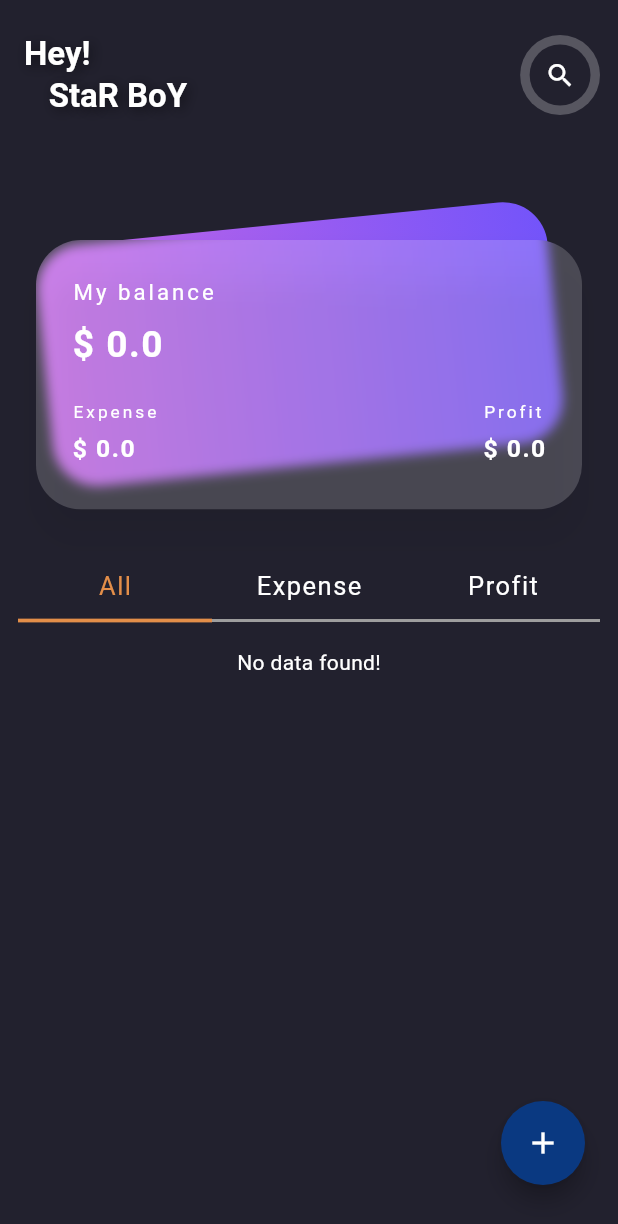
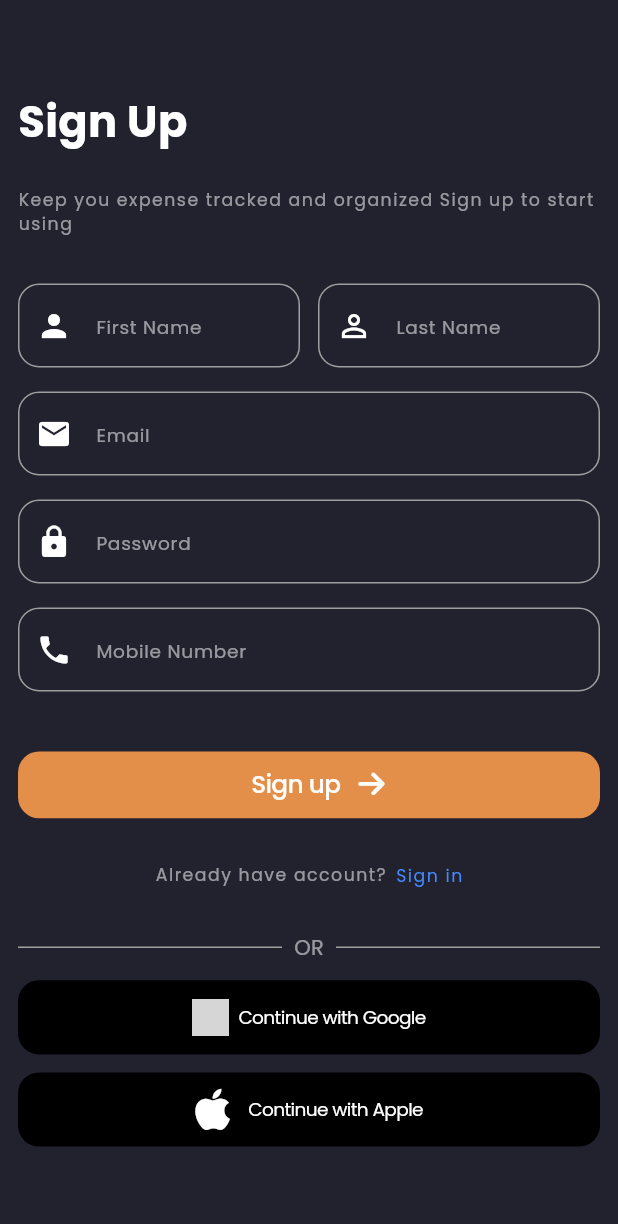
Before and after one commit to Zimil-Patel/sqlite_database_tasks, a Flutter app: the screen it shows after launch, on a phone screen of 412 x 824 dp. Shown: the top 1224 px of the screen. Run offline on Flutter 3.47's test engine with Material 3 defaults, Android fonts, the phone set to English and light mode, and no system bars; drawn by our look-alikes of blurrycontainer; our stand-ins replace font_awesome_flutter, get, google_fonts, sqflite; accounts and stored records are empty; grey boxes are pictures that could not be loaded.

Commit message:
13 Dec 2024

```diff
--- a/lib/main.dart
+++ b/lib/main.dart
@@ -1,11 +1,24 @@
 import 'package:flutter/material.dart';
+import 'package:flutter/services.dart';
 import 'package:get/get.dart';
-import 'package:sqlite_database_tasks/screen/home%20screen/home_screen.dart';
+import 'package:sqlite_database_tasks/controller/home_controller.dart';
+import 'package:sqlite_database_tasks/screen/register%20screen/register_screen.dart';
 import 'package:sqlite_database_tasks/theme/theme_data.dart';
 import 'package:sqlite_database_tasks/utils.dart';
 
+late HomeController controller;
+
 Future<void> main() async {
   WidgetsFlutterBinding.ensureInitialized();
+  controller = HomeController();
+
+  SystemChrome.setSystemUIOverlayStyle(const SystemUiOverlayStyle(
+    statusBarColor: Colors.transparent, // Transparent status bar
+    // statusBarIconBrightness: Brightness.dark, // Icon brightness
+    // systemNavigationBarColor: Colors.transparent, // Transparent navigation bar
+    // systemNavigationBarIconBrightness: Brightness.dark,
+  ));
+
   runApp(const DBApp());
 }
 
@@ -21,7 +34,7 @@ class DBApp extends StatelessWidget {
     return GetMaterialApp(
       theme: AppTheme.darkTheme,
       debugShowCheckedModeBanner: false,
-      home: const HomeScreen(),
+      home: const RegisterScreen(),
 
     );
   }
--- a/lib/screen/home screen/components/add_record_dialog.dart
+++ b/lib/screen/home screen/components/add_record_dialog.dart
@@ -3,9 +3,10 @@ import 'dart:developer';
 
 import 'package:flutter/material.dart';
 import 'package:get/get_state_manager/src/rx_flutter/rx_obx_widget.dart';
-import 'package:sqlite_database_tasks/screen/home%20screen/home_screen.dart';
 import 'package:sqlite_database_tasks/theme/theme_data.dart';
 import 'package:sqlite_database_tasks/utils.dart';
+
+import '../../../main.dart';
 
 addRecordDialog(BuildContext context) {
   showDialog(
--- a/lib/screen/home screen/components/filter_row.dart
+++ b/lib/screen/home screen/components/filter_row.dart
@@ -4,7 +4,7 @@ import 'package:get/get.dart';
 import 'package:sqlite_database_tasks/theme/theme_data.dart';
 import 'package:sqlite_database_tasks/utils.dart';
 
-import '../home_screen.dart';
+import '../../../main.dart';
 
 class FilterRow extends StatelessWidget {
   const FilterRow({
--- a/lib/screen/home screen/components/smart_card.dart
+++ b/lib/screen/home screen/components/smart_card.dart
@@ -3,7 +3,7 @@ import 'package:flutter/material.dart';
 import 'package:get/get.dart';
 import 'package:sqlite_database_tasks/utils.dart';
 
-import '../home_screen.dart';
+import '../../../main.dart';
 import 'label_total.dart';
 
 
--- a/lib/screen/home screen/components/update_record_dialog.dart
+++ b/lib/screen/home screen/components/update_record_dialog.dart
@@ -3,10 +3,10 @@ import 'dart:developer';
 import 'package:flutter/material.dart';
 import 'package:get/get.dart';
 import 'package:sqlite_database_tasks/model/expense_model.dart';
-import 'package:sqlite_database_tasks/screen/home%20screen/home_screen.dart';
 import 'package:sqlite_database_tasks/theme/theme_data.dart';
 import 'package:sqlite_database_tasks/utils.dart';
 
+import '../../../main.dart';
 import 'add_record_dialog.dart';
 
 updateRecordDialog(BuildContext context, ExpenseModel model) {
--- a/lib/screen/home screen/home_screen.dart
+++ b/lib/screen/home screen/home_screen.dart
@@ -1,15 +1,14 @@
 import 'package:flutter/material.dart';
 import 'package:get/get.dart';
-import 'package:sqlite_database_tasks/controller/home_controller.dart';
 import 'package:sqlite_database_tasks/screen/home%20screen/components/add_record_dialog.dart';
 import 'package:sqlite_database_tasks/utils.dart';
 
+import '../../main.dart';
 import 'components/expense_list_view.dart';
 import 'components/filter_row.dart';
 import 'components/search_button.dart';
 import 'components/smart_card.dart';
 
-HomeController controller = Get.put(HomeController());
 
 class HomeScreen extends StatelessWidget {
   const HomeScreen({super.key});
@@ -17,11 +16,26 @@ class HomeScreen extends StatelessWidget {
   @override
   Widget build(BuildContext context) {
     return Scaffold(
-      appBar: AppBar(
-        centerTitle: false,
-        toolbarHeight: 100,
-        title: const Text(
-          'Hey!\n\t\t\tStaR BoY',
+
+      // BODY
+      body: SingleChildScrollView(
+        child: Column(
+          children: [
+
+            SizedBox(
+              height: MediaQuery.of(context).padding.top,
+            ),
+
+            Row(
+              children: [
+                Padding(
+                  padding: const EdgeInsets.symmetric(horizontal: defPadding),
+                  child: CircleAvatar(
+                    radius: height * 0.025,
+                  ),
+                ),
+                const Text(
+                  'StaR BoY',
                   style: TextStyle(
                     fontWeight: FontWeight.bold,
                     shadows: [
@@ -33,15 +47,11 @@ class HomeScreen extends StatelessWidget {
                     ],
                   ),
                 ),
-        actions: const [
-          SearchButton(),
+                const Spacer(),
+                const SearchButton(),
               ],
             ),
 
-      // BODY
-      body: SingleChildScrollView(
-        child: Column(
-          children: [
             // CARD - BALANCE, EXPENSE, INCOME
             const SmartCard(),
 
--- /dev/null
+++ b/lib/screen/register screen/components/sign_up_fields.dart
@@ -0,0 +1,122 @@
+import 'package:flutter/cupertino.dart';
+import 'package:flutter/material.dart';
+import 'package:google_fonts/google_fonts.dart';
+import 'package:sqlite_database_tasks/screen/register%20screen/components/sign_up_button.dart';
+import 'package:sqlite_database_tasks/utils.dart';
+
+import 'custom_text_field.dart';
+import 'divider_with_or_text.dart';
+import 'google_apple_button.dart';
+
+Widget singUpFields() {
+  return Column(
+    crossAxisAlignment: CrossAxisAlignment.start,
+    children: [
+      Row(
+        children: [
+          // FIRST NAME
+          Expanded(
+            child: buildTextField(
+              icon: Icons.person,
+              hintText: 'First Name',
+            ),
+          ),
+          const SizedBox(
+            width: defPadding,
+          ),
+
+          // LAST NAME
+          Expanded(
+            child: buildTextField(
+              icon: Icons.person_outline,
+              hintText: 'Last Name',
+            ),
+          ),
+        ],
+      ),
+
+      // EMAIL
+      buildTextField(
+        icon: Icons.email,
+        hintText: 'Email',
+        keyboardType: TextInputType.emailAddress,
+      ),
+
+      // PASSWORD
+      buildTextField(
+        icon: Icons.lock,
+        hintText: 'Password',
+        isObscure: true,
+      ),
+
+      // MOBILE NUMBER
+      buildTextField(
+        icon: Icons.phone,
+        hintText: 'Mobile Number',
+        keyboardType: TextInputType.phone,
+      ),
+
+      const SizedBox(height: 32),
+
+      // SIGNUP BUTTONS
+      signUpButton(),
+
+      const SizedBox(height: 16),
+
+      Center(
+        child: Row(
+          mainAxisSize: MainAxisSize.min,
+          children: [
+            Text(
+              'Already have account?',
+              style: GoogleFonts.poppins(
+                textStyle: TextStyle(
+                    fontSize: height * 0.014,
+                    letterSpacing: 1,
+                    fontWeight: FontWeight.w400,
+                    color: Colors.white54),
+              ),
+            ),
+            const SizedBox(
+              width: defPadding / 2,
+            ),
+            CupertinoButton(
+              padding: EdgeInsets.zero,
+              onPressed: () {  },
+              child: Text(
+                'Sign in',
+                style: GoogleFonts.poppins(
+                  textStyle: TextStyle(
+                    fontSize: height * 0.014,
+                    letterSpacing: 1,
+                    fontWeight: FontWeight.w400,
+                    color: Colors.blueAccent,
+                  ),
+                ),
+              ),
+            ),
+          ],
+        ),
+      ),
+
+      const SizedBox(height: 16),
+
+      // DIVIDER WITH OR TEXT
+      dividerWithORText(),
+
+      const SizedBox(
+        height: defPadding,
+      ),
+
+      // CONTINUE WITH GOOGLE BUTTON
+      googleButton(),
+
+      const SizedBox(
+        height: defPadding,
+      ),
+
+      // CONTINUE WITH APPLE BUTTON
+      appleButton(),
+    ],
+  );
+}
--- /dev/null
+++ b/lib/screen/register screen/register_screen.dart
@@ -0,0 +1,73 @@
+import 'package:flutter/material.dart';
+import 'package:google_fonts/google_fonts.dart';
+import 'package:sqlite_database_tasks/utils.dart';
+import 'components/sign_up_fields.dart';
+
+class RegisterScreen extends StatelessWidget {
+  const RegisterScreen({super.key});
+
+  @override
+  Widget build(BuildContext context) {
+    return Scaffold(
+      body: SingleChildScrollView(
+        child: Center(
+          child: Padding(
+            padding: EdgeInsets.only(
+              left: defPadding,
+              right: defPadding,
+              top: MediaQuery.of(context).padding.top,
+              bottom: MediaQuery.of(context).padding.bottom,
+            ),
+            child: Column(
+              mainAxisSize: MainAxisSize.min,
+              children: [
+                Padding(
+                  padding: const EdgeInsets.only(bottom: defPadding * 2),
+                  child: Column(
+                    crossAxisAlignment: CrossAxisAlignment.start,
+                    children: [
+
+
+                      const SizedBox(
+                        height: defPadding * 5,
+                      ),
+
+                      Text(
+                        'Sign Up',
+                        style: GoogleFonts.poppins(
+                          textStyle: TextStyle(
+                            fontSize: height * 0.035,
+                            fontWeight: FontWeight.w700,
+                          ),
+                        ),
+                      ),
+
+                      const SizedBox(
+                        height: defPadding * 2,
+                      ),
+
+                      Text(
+                        'Keep you expense tracked and organized Sign up to start using',
+                        style: GoogleFonts.poppins(
+                          textStyle: TextStyle(
+                              fontSize: height * 0.014,
+                              letterSpacing: 1,
+                              fontWeight: FontWeight.w400,
+                              color: Colors.white54),
+                        ),
+                      ),
+                    ],
+                  ),
+                ),
+
+
+
+                singUpFields(),
+              ],
+            ),
+          ),
+        ),
+      ),
+    );
+  }
+}
--- a/lib/screen/search screen/search_screen.dart
+++ b/lib/screen/search screen/search_screen.dart
@@ -1,7 +1,7 @@
 import 'package:flutter/material.dart';
 import 'package:get/get_state_manager/src/rx_flutter/rx_obx_widget.dart';
-import 'package:sqlite_database_tasks/screen/home%20screen/home_screen.dart';
 
+import '../../main.dart';
 import '../../theme/theme_data.dart';
 import '../../utils.dart';
 import '../home screen/components/expense_list_view.dart';
```
Also changed, not shown: lib/controller/helper/db_helper.dart (+15 -4 lines), lib/controller/home_controller.dart (+17 -4 lines), lib/screen/register screen/components/custom_text_field.dart (added, +44 -0 lines), lib/screen/register screen/components/divider_with_or_text.dart (added, +15 -0 lines), lib/screen/register screen/components/google_apple_button.dart (added, +93 -0 lines), lib/screen/register screen/components/sign_up_button.dart (added, +44 -0 lines), pubspec.yaml (+5 -4 lines), lib/controller/helper/user_db_helper.dart (added), pubspec.lock, 2 other files. Lines whose indentation alone changed are shown as unchanged.
